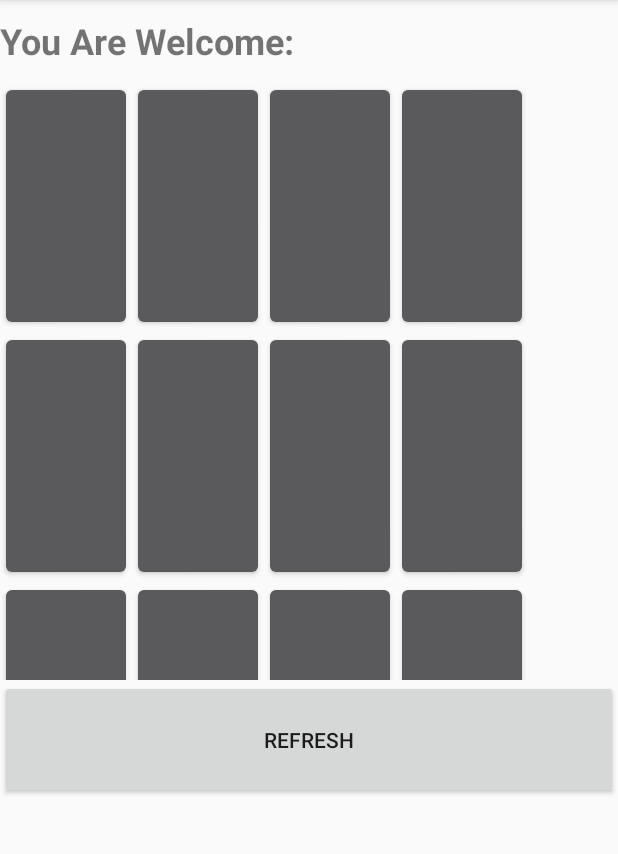
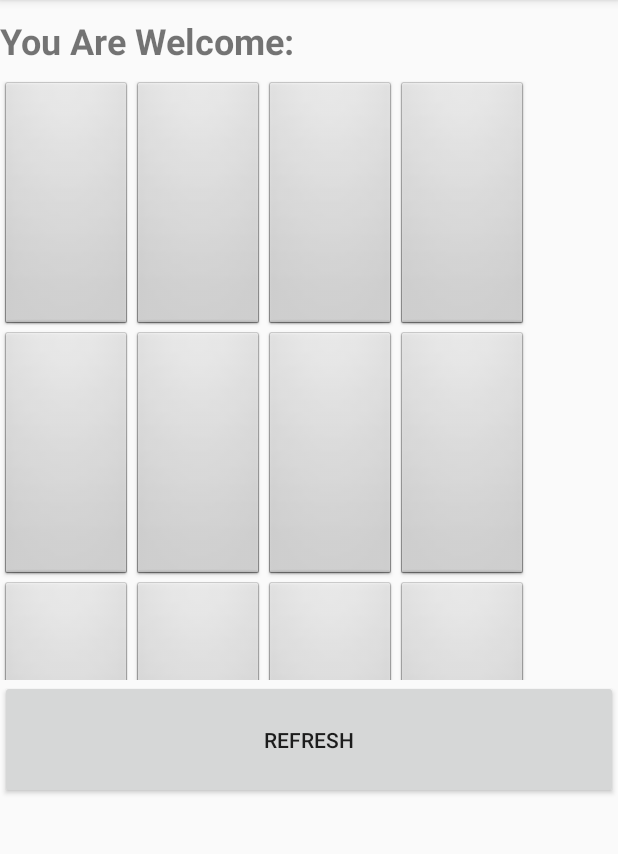
Before and after one commit to quTurabqu/Characters, an Android app: the GameStartActivity screen opened directly, with no data from a screen before it, on a phone screen of 412 x 824 dp, the part 84-938 px from its top. Run offline under Robolectric (Android 15) with nearby library versions, the phone set to English and light mode, and no system bars; 1 statement that could not run was skipped.

Commit message:
added some sound effects

```diff
--- a/app/src/main/java/com/example/characters/GameStartActivity.java
+++ b/app/src/main/java/com/example/characters/GameStartActivity.java
@@ -5,6 +5,7 @@ import androidx.gridlayout.widget.GridLayout;
 
 import android.annotation.TargetApi;
 import android.content.Intent;
+import android.media.MediaPlayer;
 import android.os.Bundle;
 import android.os.Handler;
 import android.util.Log;
@@ -91,6 +92,10 @@ public class GameStartActivity extends AppCompatActivity {
             }
         }
 
+        final MediaPlayer mediaPlayerClick = MediaPlayer.create(this,R.raw.click);
+        final MediaPlayer mediaPlayerFound = MediaPlayer.create(this,R.raw.found);
+        final MediaPlayer mediaPlayerFinal = MediaPlayer.create(this,R.raw.end);
+
         for(int i = 0; i < 16; i++){
             final Card card = (Card) gridLayout.getChildAt(i);
             card.setOnClickListener(new View.OnClickListener() {
@@ -99,6 +104,8 @@ public class GameStartActivity extends AppCompatActivity {
                     if(lastCardId == -1){
                         lastCardId = card.getCustomId();
                         Log.d(">>>LAST CARD ID:", "" + lastCardId);
+                        // make a sound
+                        mediaPlayerClick.start();
                     }
                     else{
                         if(card.getPairId() == lastCardId){
@@ -107,17 +114,22 @@ public class GameStartActivity extends AppCompatActivity {
                             card.setFound(true);
                             lastCard.setFound(true);
                             lastCardId = -1;
-
                             // set score
                             score += 62.5;
                             // set user score
                             user.setScore(score);
+                            // make a sound
+                            mediaPlayerFound.start();
                         }
                         else
                         {
                             final Handler handler = new Handler();
                             final Card lastCard = (Card)gridLayout.getChildAt(lastCardId);
                             lastCardId = card.getCustomId();
+
+                            // make a sound
+                            mediaPlayerClick.start();
+
                             handler.postDelayed(new Runnable() {
                                 @Override
                                 public void run() {
@@ -151,6 +163,8 @@ public class GameStartActivity extends AppCompatActivity {
                     if(isWin()){
                         Intent intent = createIntent(GameScoreActivity.class);
                         intent.putExtra("user", user);
+                        // make a sound
+                        mediaPlayerFinal.start();
                         startActivity(intent);
                     }
                 }
--- a/app/src/main/java/com/example/characters/model/Card.java
+++ b/app/src/main/java/com/example/characters/model/Card.java
@@ -23,6 +23,7 @@ public class Card extends Button {
         this.setHeight(250);
         this.myContext = context;
         this.found = false;
+        this.setBackgroundResource(android.R.drawable.btn_default);
     }
 
     public int getPairId() {
```
Also changed, not shown: 3 other files.
